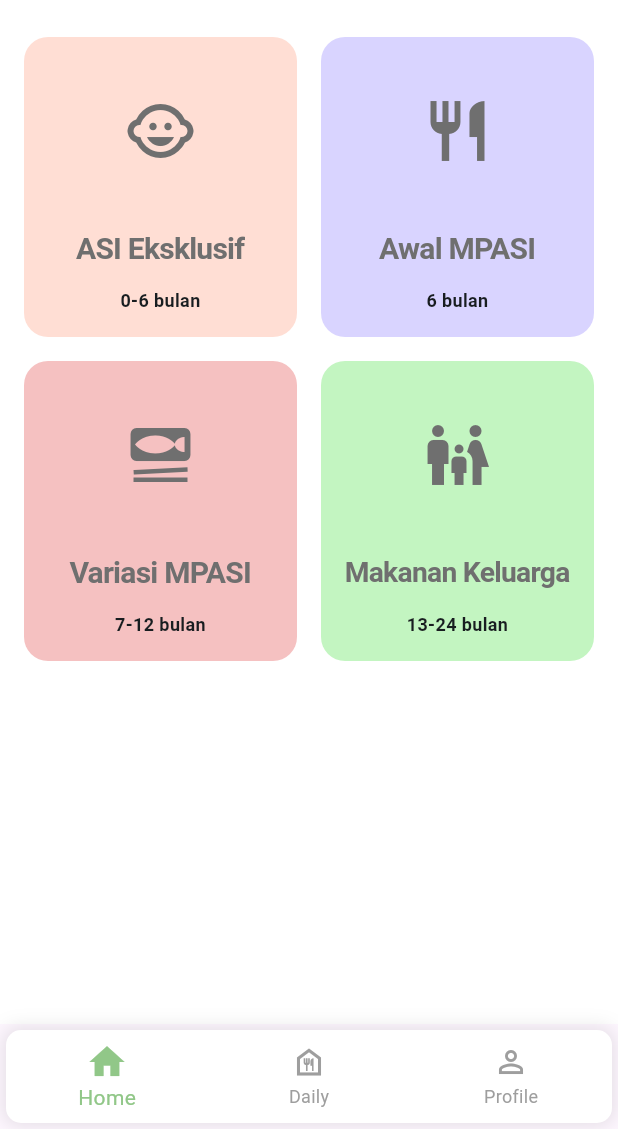
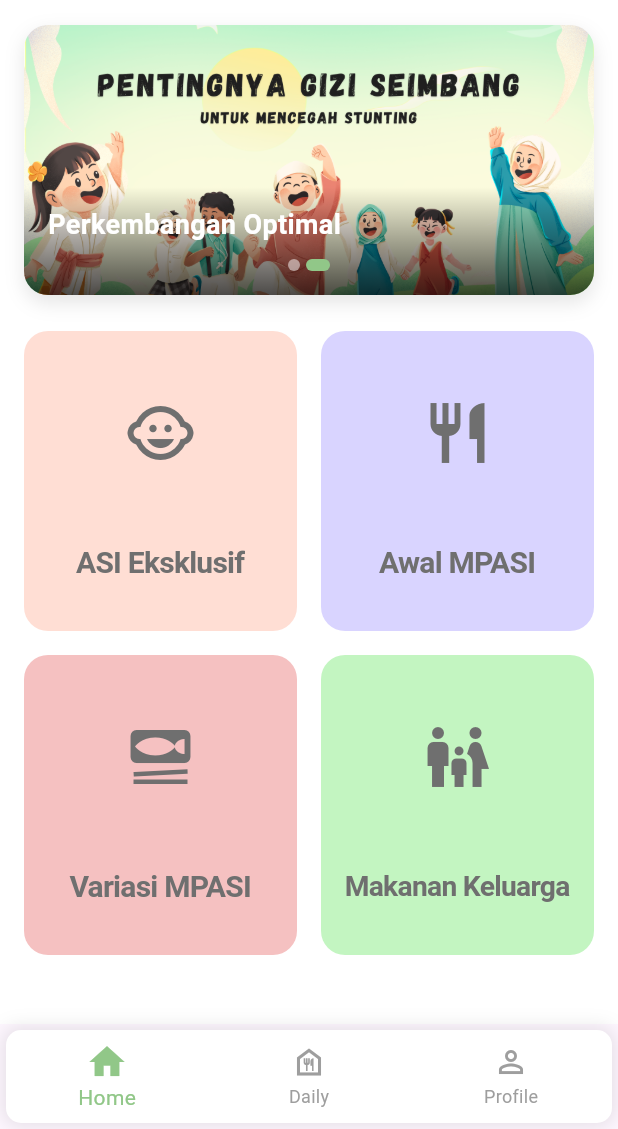
Before and after one commit to ForcesR2N/growell-app, a Flutter app: the screen it shows once a user with an empty profile is signed in, on a phone screen of 412 x 824 dp, the part 107-1236 px from its top. Run offline on Flutter 3.47's test engine with Material 3 defaults, Android fonts, the phone set to English and light mode, and no system bars; our stand-ins replace cloud_firestore, firebase_auth, firebase_core, fl_chart, get, shared_preferences; accounts and stored records are empty; Roboto replaces fonts that are missing (Raleway, Signika).

Commit message:
added 2 images slider

```diff
--- a/lib/pages/daily_nutrition_page.dart
+++ b/lib/pages/daily_nutrition_page.dart
@@ -2405,7 +2405,7 @@ void _showCustomFoodInputDialog({bool isUnder6Months = false}) {
                     child: Text(
                       'Tambah Makanan Kustom',
                       style: TextStyle(
-                        fontSize: 20,
+                        fontSize: 16,
                         fontFamily: 'Signika',
                         fontWeight: FontWeight.w600,
                         color: AppStyles.primaryColor,
@@ -2633,6 +2633,7 @@ void _showCustomFoodInputDialog({bool isUnder6Months = false}) {
                   child: const Text(
                     'Tambahkan Makanan',
                     style: TextStyle(
+                      color: Colors.white,
                       fontSize: 16,
                       fontFamily: 'Signika',
                       fontWeight: FontWeight.w600,
--- a/lib/pages/home_page.dart
+++ b/lib/pages/home_page.dart
@@ -14,6 +14,19 @@ class HomePage extends StatefulWidget {
 
 class _HomePageState extends State<HomePage> {
   final AuthService _authService = Get.find();
+
+  final PageController _sliderController = PageController();
+  int _currentPage = 0;
+  final List<Map<String, dynamic>> _sliderItems = [
+    {
+      'image': 'assets/images/slider1.png',
+      'title': 'Nutrisi Terbaik untuk Si Kecil',
+    },
+    {
+      'image': 'assets/images/slider2.png',
+      'title': 'Perkembangan Optimal',
+    },
+  ];
 
   final List<Map<String, dynamic>> menuCards = [
     {
@@ -49,6 +62,40 @@ class _HomePageState extends State<HomePage> {
       'isActive': true,
     },
   ];
+
+  @override
+  void initState() {
+    super.initState();
+    _startAutoSlide();
+  }
+
+  @override
+  void dispose() {
+    _sliderController.dispose();
+    super.dispose();
+  }
+
+  void _startAutoSlide() {
+    Future.delayed(const Duration(seconds: 3), () {
+      if (mounted) {
+        if (_currentPage < _sliderItems.length - 1) {
+          _currentPage++;
+        } else {
+          _currentPage = 0;
+        }
+
+        if (_sliderController.hasClients) {
+          _sliderController.animateToPage(
+            _currentPage,
+            duration: const Duration(milliseconds: 300),
+            curve: Curves.easeInOut,
+          );
+        }
+
+        _startAutoSlide();
+      }
+    });
+  }
 
   @override
   Widget build(BuildContext context) {
@@ -117,6 +164,8 @@ class _HomePageState extends State<HomePage> {
                   );
                 },
               ),
+              const SizedBox(height: 16),
+              _buildImageSlider(),
               const SizedBox(height: 24),
               SizedBox(
                 height: cardHeight,
@@ -125,7 +174,6 @@ class _HomePageState extends State<HomePage> {
                     Expanded(
                       child: _buildMenuCard(
                         title: menuCards[0]['title'],
-                        subtitle: menuCards[0]['subtitle'],
                         color: menuCards[0]['color'],
                         icon: menuCards[0]['icon'],
                         ageGroupId: menuCards[0]['id'],
@@ -136,7 +184,6 @@ class _HomePageState extends State<HomePage> {
                     Expanded(
                       child: _buildMenuCard(
                         title: menuCards[1]['title'],
-                        subtitle: menuCards[1]['subtitle'],
                         color: menuCards[1]['color'],
                         icon: menuCards[1]['icon'],
                         ageGroupId: menuCards[1]['id'],
@@ -154,7 +201,6 @@ class _HomePageState extends State<HomePage> {
                     Expanded(
                       child: _buildMenuCard(
                         title: menuCards[2]['title'],
-                        subtitle: menuCards[2]['subtitle'],
                         color: menuCards[2]['color'],
                         icon: menuCards[2]['icon'],
                         ageGroupId: menuCards[2]['id'],
@@ -165,7 +211,6 @@ class _HomePageState extends State<HomePage> {
                     Expanded(
                       child: _buildMenuCard(
                         title: menuCards[3]['title'],
-                        subtitle: menuCards[3]['subtitle'],
                         color: menuCards[3]['color'],
                         icon: menuCards[3]['icon'],
                         ageGroupId: menuCards[3]['id'],
@@ -182,9 +227,132 @@ class _HomePageState extends State<HomePage> {
     );
   }
 
+  Widget _buildImageSlider() {
+    return Container(
+      height: 180,
+      decoration: BoxDecoration(
+        borderRadius: BorderRadius.circular(16),
+        boxShadow: [
+          BoxShadow(
+            color: Colors.black.withOpacity(0.1),
+            blurRadius: 10,
+            offset: const Offset(0, 5),
+          ),
+        ],
+      ),
+      child: ClipRRect(
+        borderRadius: BorderRadius.circular(16),
+        child: Stack(
+          children: [
+            // PageView untuk slide gambar
+            PageView.builder(
+              controller: _sliderController,
+              onPageChanged: (index) {
+                setState(() {
+                  _currentPage = index;
+                });
+              },
+              itemCount: _sliderItems.length,
+              itemBuilder: (context, index) {
+                return _buildSliderItem(_sliderItems[index]);
+              },
+            ),
+
+            // Indicator dots
+            Positioned(
+              bottom: 16,
+              left: 0,
+              right: 0,
+              child: Row(
+                mainAxisAlignment: MainAxisAlignment.center,
+                children: List.generate(
+                  _sliderItems.length,
+                  (index) => Container(
+                    width: index == _currentPage ? 16 : 8,
+                    height: 8,
+                    margin: const EdgeInsets.symmetric(horizontal: 2),
+                    decoration: BoxDecoration(
+                      color: index == _currentPage
+                          ? const Color(0xFF91C788)
+                          : Colors.white.withOpacity(0.5),
+                      borderRadius: BorderRadius.circular(4),
+                    ),
+                  ),
+                ),
+              ),
+            ),
+          ],
+        ),
+      ),
+    );
+  }
+
+  Widget _buildSliderItem(Map<String, dynamic> item) {
+    return Stack(
+      fit: StackFit.expand,
+      children: [
+        // Placeholder untuk gambar
+        // Ganti dengan Image.asset saat memiliki gambar
+        Image.asset(
+          item['image'],
+          fit: BoxFit.cover,
+          errorBuilder: (context, error, stackTrace) {
+            // Fallback jika gambar tidak ada
+            return Container(
+              color: const Color(0xFFEEF6ED),
+              child: const Center(
+                child: Icon(
+                  Icons.image,
+                  size: 50,
+                  color: Color(0xFF91C788),
+                ),
+              ),
+            );
+          },
+        ),
+
+        // Gradient overlay untuk memastikan teks dapat dibaca
+        Container(
+          decoration: BoxDecoration(
+            gradient: LinearGradient(
+              begin: Alignment.topCenter,
+              end: Alignment.bottomCenter,
+              colors: [
+                Colors.transparent,
+                Colors.black.withOpacity(0.7),
+              ],
+              stops: const [0.6, 1.0],
+            ),
+          ),
+        ),
+
+        // Text content
+        Positioned(
+          bottom: 30,
+          left: 16,
+          right: 16,
+          child: Column(
+            crossAxisAlignment: CrossAxisAlignment.start,
+            children: [
+              Text(
+                item['title'],
+                style: const TextStyle(
+                  color: Colors.white,
+                  fontSize: 18,
+                  fontFamily: 'Signika',
+                  fontWeight: FontWeight.w600,
+                ),
+              ),
+              const SizedBox(height: 4),
+            ],
+          ),
+        ),
+      ],
+    );
+  }
+
   Widget _buildMenuCard({
     required String title,
-    required String subtitle,
     required Color color,
     required IconData icon,
     required String ageGroupId,
@@ -249,17 +417,6 @@ class _HomePageState extends State<HomePage> {
               ),
             ),
             const SizedBox(height: 4),
-            Text(
-              subtitle,
-              textAlign: TextAlign.center,
-              style: const TextStyle(
-                color: Color(0xFF181D20),
-                fontSize: 12,
-                fontFamily: 'Raleway',
-                fontWeight: FontWeight.w700,
-                height: 1.33,
-              ),
-            ),
           ],
         ),
       ),
```
Also changed, not shown: assets/images/slider1.png (added), assets/images/slider2.png (added), 4 other files.
